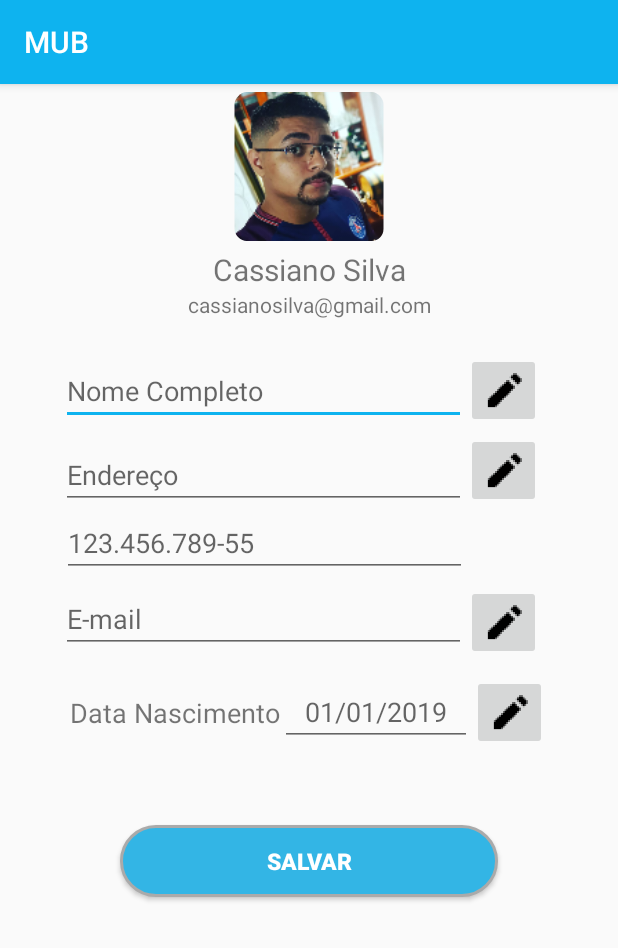
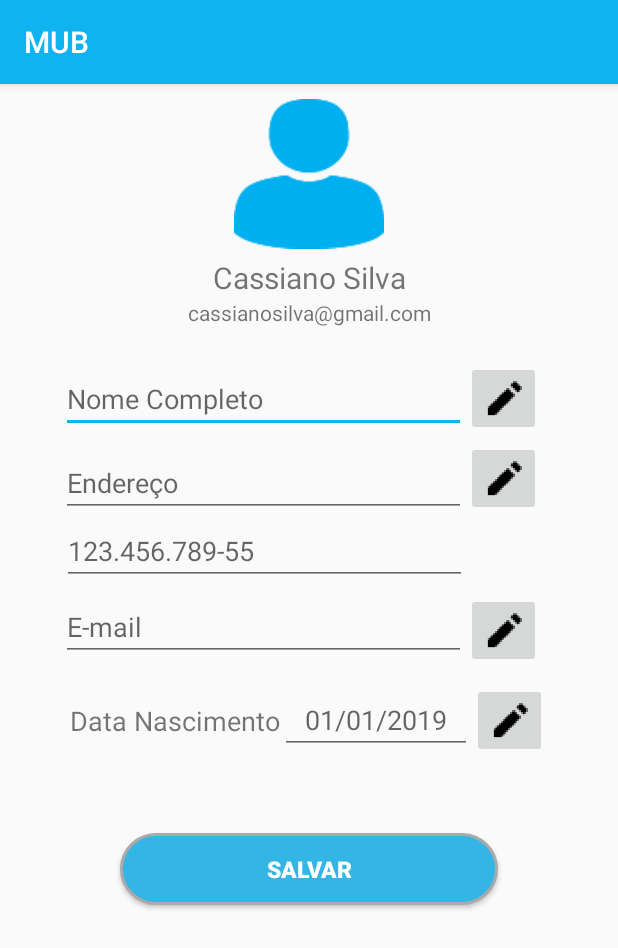
Before and after one commit to CassianoPersil/MUB3, an Android app: the UsuarioMenu screen opened directly, with no data from a screen before it, on a phone screen of 412 x 824 dp. Shown: the top 948 px of the screen. Run offline under Robolectric (Android 15) with nearby library versions, the phone set to English and light mode, and no system bars; libraries missing offline, so code that uses them is left out: com.github.rtoshiro.util; 6 statements that could not run were skipped.

Commit message:
Alteração na imagem de perfil de usuairo na tela menu de usuario

```diff
--- a/app/src/main/res/layout/activity_usuario_menu.xml
+++ b/app/src/main/res/layout/activity_usuario_menu.xml
@@ -19,6 +19,7 @@
             android:orientation="vertical">
 
             <LinearLayout
+                android:id="@+id/layout_perfil"
                 android:layout_width="match_parent"
                 android:layout_height="wrap_content"
                 android:orientation="vertical">
@@ -26,10 +27,10 @@
                 <ImageView
                     android:id="@+id/imgPerfilUsuario"
                     android:layout_width="match_parent"
-                    android:layout_height="99dp"
-                    android:layout_marginTop="5dp"
+                    android:layout_height="100dp"
+                    android:layout_marginTop="10dp"
                     android:layout_marginBottom="5dp"
-                    app:srcCompat="@mipmap/ic_menuser2_round" />
+                    app:srcCompat="@drawable/icone_usuario" />
 
                 <TextView
                     android:id="@+id/NomeUsuario"
```
Also changed, not shown: app/src/main/res/drawable-v24/icone_usuario.png (added).
